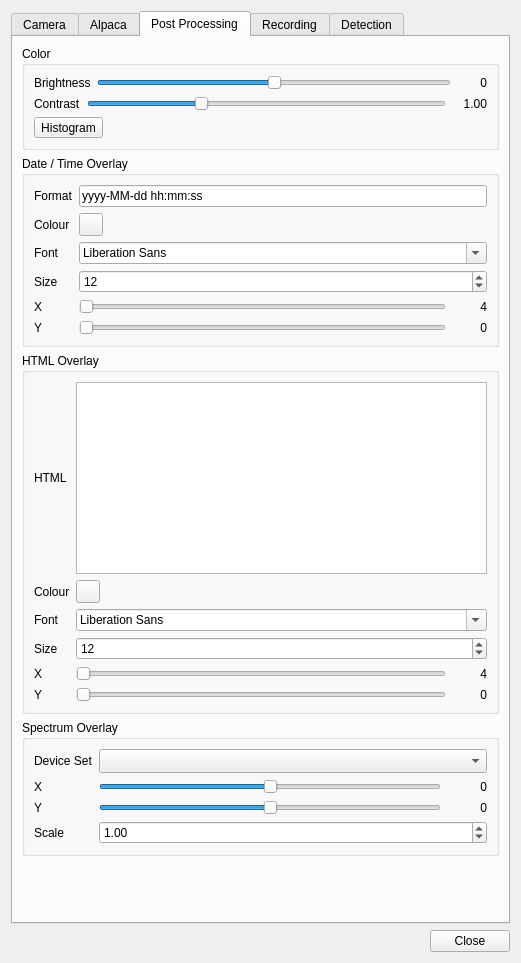
Old version of the form plugins/feature/camera/camerasettingsdialog.ui in the repository srcejon/sdrangel.
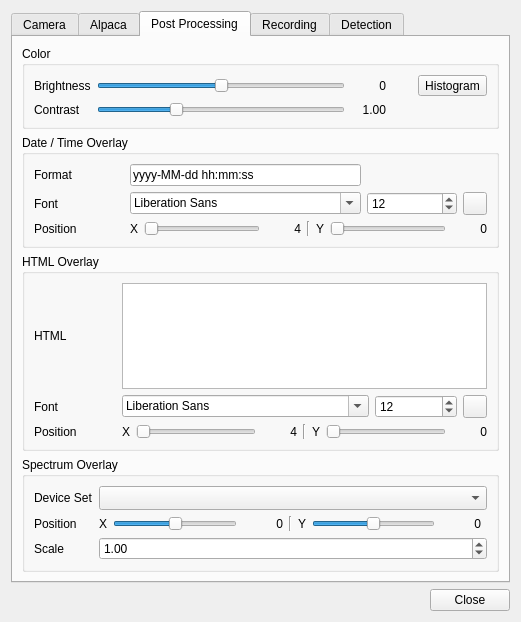
New version of the form. The open tabs and pages were chosen to show the change. Icons and pictures are not drawn.

Commit message: Reduce GUI size to fit smaller screens.

```diff
--- a/plugins/feature/camera/camerasettingsdialog.ui
+++ b/plugins/feature/camera/camerasettingsdialog.ui
@@ -7,7 +7,7 @@
     <x>0</x>
     <y>0</y>
     <width>521</width>
-    <height>963</height>
+    <height>622</height>
    </rect>
   </property>
   <property name="windowTitle">
@@ -564,100 +564,24 @@
          <property name="title">
           <string>Color</string>
          </property>
-         <layout class="QVBoxLayout" name="verticalLayout_2">
-          <item>
-           <layout class="QHBoxLayout" name="brightnessLayout">
-            <item>
-             <widget class="QLabel" name="brightnessLabel">
-              <property name="text">
-               <string>Brightness</string>
-              </property>
-             </widget>
-            </item>
-            <item>
-             <widget class="QSlider" name="brightnessSlider">
-              <property name="toolTip">
-               <string>Brightness adjustment</string>
-              </property>
-              <property name="minimum">
-               <number>-100</number>
-              </property>
-              <property name="maximum">
-               <number>100</number>
-              </property>
-              <property name="value">
-               <number>0</number>
-              </property>
-              <property name="orientation">
-               <enum>Qt::Orientation::Horizontal</enum>
-              </property>
-             </widget>
-            </item>
-            <item>
-             <widget class="QLabel" name="brightnessValue">
-              <property name="minimumSize">
-               <size>
-                <width>30</width>
-                <height>0</height>
-               </size>
-              </property>
-              <property name="text">
-               <string>0</string>
-              </property>
-              <property name="alignment">
-               <set>Qt::AlignmentFlag::AlignRight|Qt::AlignmentFlag::AlignTrailing|Qt::AlignmentFlag::AlignVCenter</set>
-              </property>
-             </widget>
-            </item>
-           </layout>
+         <layout class="QGridLayout" name="gridLayout_6">
+          <item row="3" column="2">
+           <widget class="QLabel" name="brightnessValue">
+            <property name="minimumSize">
+             <size>
+              <width>30</width>
+              <height>0</height>
+             </size>
+            </property>
+            <property name="text">
+             <string>0</string>
+            </property>
+            <property name="alignment">
+             <set>Qt::AlignmentFlag::AlignRight|Qt::AlignmentFlag::AlignTrailing|Qt::AlignmentFlag::AlignVCenter</set>
+            </property>
+           </widget>
           </item>
-          <item>
-           <layout class="QHBoxLayout" name="contrastLayout">
-            <item>
-             <widget class="QLabel" name="contrastLabel">
-              <property name="text">
-               <string>Contrast</string>
-              </property>
-             </widget>
-            </item>
-            <item>
-             <widget class="QSlider" name="contrastSlider">
-              <property name="toolTip">
-               <string>Contrast adjustment</string>
-              </property>
-              <property name="minimum">
-               <number>10</number>
-              </property>
-              <property name="maximum">
-               <number>300</number>
-              </property>
-              <property name="value">
-               <number>100</number>
-              </property>
-              <property name="orientation">
-               <enum>Qt::Orientation::Horizontal</enum>
-              </property>
-             </widget>
-            </item>
-            <item>
-             <widget class="QLabel" name="contrastValue">
-              <property name="minimumSize">
-               <size>
-                <width>35</width>
-                <height>0</height>
-               </size>
-              </property>
-              <property name="text">
-               <string>1.00</string>
-              </property>
-              <property name="alignment">
-               <set>Qt::AlignmentFlag::AlignRight|Qt::AlignmentFlag::AlignTrailing|Qt::AlignmentFlag::AlignVCenter</set>
-              </property>
-             </widget>
-            </item>
-           </layout>
-          </item>
-          <item>
+          <item row="3" column="4">
            <widget class="QToolButton" name="histogramButton">
             <property name="toolTip">
              <string>Show histogram</string>
@@ -667,6 +591,87 @@
             </property>
            </widget>
           </item>
+          <item row="4" column="1">
+           <widget class="QSlider" name="contrastSlider">
+            <property name="toolTip">
+             <string>Contrast adjustment</string>
+            </property>
+            <property name="minimum">
+             <number>10</number>
+            </property>
+            <property name="maximum">
+             <number>300</number>
+            </property>
+            <property name="value">
+             <number>100</number>
+            </property>
+            <property name="orientation">
+             <enum>Qt::Orientation::Horizontal</enum>
+            </property>
+           </widget>
+          </item>
+          <item row="3" column="1">
+           <widget class="QSlider" name="brightnessSlider">
+            <property name="toolTip">
+             <string>Brightness adjustment</string>
+            </property>
+            <property name="minimum">
+             <number>-100</number>
+            </property>
+            <property name="maximum">
+             <number>100</number>
+            </property>
+            <property name="value">
+             <number>0</number>
+            </property>
+            <property name="orientation">
+             <enum>Qt::Orientation::Horizontal</enum>
+            </property>
+           </widget>
+          </item>
+          <item row="4" column="2">
+           <widget class="QLabel" name="contrastValue">
+            <property name="minimumSize">
+             <size>
+              <width>35</width>
+              <height>0</height>
+             </size>
+            </property>
+            <property name="text">
+             <string>1.00</string>
+            </property>
+            <property name="alignment">
+             <set>Qt::AlignmentFlag::AlignRight|Qt::AlignmentFlag::AlignTrailing|Qt::AlignmentFlag::AlignVCenter</set>
+            </property>
+           </widget>
+          </item>
+          <item row="3" column="0">
+           <widget class="QLabel" name="brightnessLabel">
+            <property name="text">
+             <string>Brightness</string>
+            </property>
+           </widget>
+          </item>
+          <item row="4" column="0">
+           <widget class="QLabel" name="contrastLabel">
+            <property name="text">
+             <string>Contrast</string>
+            </property>
+           </widget>
+          </item>
+          <item row="3" column="3">
+           <widget class="QLabel" name="label_5">
+            <property name="minimumSize">
+             <size>
+              <width>20</width>
+              <height>0</height>
+             </size>
+            </property>
+            <property name="text">
+             <string/>
+            </property>
+           </widget>
+          </item>
          </layout>
         </widget>
        </item>
@@ -676,28 +681,29 @@
           <string>Date / Time Overlay</string>
          </property>
          <layout class="QGridLayout" name="gridLayout_2">
-          <item row="4" column="0">
-           <widget class="QLabel" name="dateTimePosXLabel">
-            <property name="text">
-             <string>X</string>
+          <item row="2" column="3">
+           <widget class="QDoubleSpinBox" name="overlayFontScaleSpin">
+            <property name="toolTip">
+             <string>Font point size for date/time overlay</string>
             </property>
-           </widget>
-          </item>
-          <item row="2" column="0">
-           <widget class="QLabel" name="overlayFontLabel">
-            <property name="text">
-             <string>Font</string>
+            <property name="decimals">
+             <number>0</number>
             </property>
-           </widget>
-          </item>
-          <item row="3" column="0">
-           <widget class="QLabel" name="overlayFontSizeLabel">
-            <property name="text">
-             <string>Size</string>
+            <property name="minimum">
+             <double>4.000000000000000</double>
             </property>
+            <property name="maximum">
+             <double>144.000000000000000</double>
+            </property>
+            <property name="singleStep">
+             <double>1.000000000000000</double>
+            </property>
+            <property name="value">
+             <double>12.000000000000000</double>
+            </property>
            </widget>
           </item>
-          <item row="1" column="2">
+          <item row="2" column="4">
            <widget class="QToolButton" name="dateTimeColorButton">
             <property name="toolTip">
              <string>Select date/time text colour</string>
@@ -707,32 +713,6 @@
             </property>
            </widget>
           </item>
-          <item row="4" column="2">
-           <widget class="QSlider" name="dateTimePosXSlider">
-            <property name="toolTip">
-             <string>Date/time text X position (px from left)</string>
-            </property>
-            <property name="minimum">
-             <number>0</number>
-            </property>
-            <property name="maximum">
-             <number>4096</number>
-            </property>
-            <property name="value">
-             <number>4</number>
-            </property>
-            <property name="orientation">
-             <enum>Qt::Orientation::Horizontal</enum>
-            </property>
-           </widget>
-          </item>
-          <item row="1" column="0">
-           <widget class="QLabel" name="label_4">
-            <property name="text">
-             <string>Colour</string>
-            </property>
-           </widget>
-          </item>
           <item row="0" column="0">
            <widget class="QLabel" name="dateTimeFormatLabel">
             <property name="text">
@@ -740,94 +720,14 @@
             </property>
            </widget>
           </item>
-          <item row="5" column="0">
-           <widget class="QLabel" name="dateTimePosYLabel">
-            <property name="text">
-             <string>Y</string>
-            </property>
-           </widget>
-          </item>
-          <item row="4" column="3">
-           <widget class="QLabel" name="dateTimePosXValue">
-            <property name="minimumSize">
-             <size>
-              <width>35</width>
-              <height>0</height>
-             </size>
-            </property>
-            <property name="text">
-             <string>4</string>
-            </property>
-            <property name="alignment">
-             <set>Qt::AlignmentFlag::AlignRight|Qt::AlignmentFlag::AlignTrailing|Qt::AlignmentFlag::AlignVCenter</set>
-            </property>
-           </widget>
-          </item>
-          <item row="5" column="2">
-           <widget class="QSlider" name="dateTimePosYSlider">
-            <property name="toolTip">
-             <string>Date/time text Y position (px from top; 0 = auto bottom)</string>
-            </property>
-            <property name="minimum">
-             <number>0</number>
-            </property>
-            <property name="maximum">
-             <number>4096</number>
-            </property>
-            <property name="value">
-             <number>0</number>
-            </property>
-            <property name="orientation">
-             <enum>Qt::Orientation::Horizontal</enum>
-            </property>
-           </widget>
-          </item>
-          <item row="5" column="3">
-           <widget class="QLabel" name="dateTimePosYValue">
-            <property name="minimumSize">
-             <size>
-              <width>35</width>
-              <height>0</height>
-             </size>
-            </property>
-            <property name="text">
-             <string>0</string>
-            </property>
-            <property name="alignment">
-             <set>Qt::AlignmentFlag::AlignRight|Qt::AlignmentFlag::AlignTrailing|Qt::AlignmentFlag::AlignVCenter</set>
-            </property>
-           </widget>
-          </item>
-          <item row="3" column="2" colspan="2">
-           <widget class="QDoubleSpinBox" name="overlayFontScaleSpin">
-            <property name="toolTip">
-             <string>Font point size for date/time overlay</string>
-            </property>
-            <property name="decimals">
-             <number>0</number>
-            </property>
-            <property name="minimum">
-             <double>4.000000000000000</double>
-            </property>
-            <property name="maximum">
-             <double>144.000000000000000</double>
-            </property>
-            <property name="singleStep">
-             <double>1.000000000000000</double>
-            </property>
-            <property name="value">
-             <double>12.000000000000000</double>
-            </property>
-           </widget>
-          </item>
-          <item row="2" column="2" colspan="2">
+          <item row="2" column="1" colspan="2">
            <widget class="QFontComboBox" name="overlayFontCombo">
             <property name="toolTip">
              <string>Select font to use for date and time text</string>
             </property>
            </widget>
           </item>
-          <item row="0" column="2" colspan="2">
+          <item row="0" column="1" colspan="2">
            <widget class="QLineEdit" name="dateTimeFormatEdit">
             <property name="toolTip">
              <string>Date/time format string (e.g. yyyy-MM-dd hh:mm:ss)</string>
@@ -837,6 +737,115 @@
             </property>
            </widget>
           </item>
+          <item row="2" column="0">
+           <widget class="QLabel" name="overlayFontLabel">
+            <property name="text">
+             <string>Font</string>
+            </property>
+           </widget>
+          </item>
+          <item row="3" column="1" colspan="4">
+           <layout class="QHBoxLayout" name="horizontalLayout_2">
+            <item>
+             <widget class="QLabel" name="dateTimePosXLabel">
+              <property name="text">
+               <string>X</string>
+              </property>
+             </widget>
+            </item>
+            <item>
+             <widget class="QSlider" name="dateTimePosXSlider">
+              <property name="toolTip">
+               <string>Date/time text X position (px from left)</string>
+              </property>
+              <property name="minimum">
+               <number>0</number>
+              </property>
+              <property name="maximum">
+               <number>4096</number>
+              </property>
+              <property name="value">
+               <number>4</number>
+              </property>
+              <property name="orientation">
+               <enum>Qt::Orientation::Horizontal</enum>
+              </property>
+             </widget>
+            </item>
+            <item>
+             <widget class="QLabel" name="dateTimePosXValue">
+              <property name="minimumSize">
+               <size>
+                <width>35</width>
+                <height>0</height>
+               </size>
+              </property>
+              <property name="text">
+               <string>4</string>
+              </property>
+              <property name="alignment">
+               <set>Qt::AlignmentFlag::AlignRight|Qt::AlignmentFlag::AlignTrailing|Qt::AlignmentFlag::AlignVCenter</set>
+              </property>
+             </widget>
+            </item>
+            <item>
+             <widget class="Line" name="line">
+              <property name="orientation">
+               <enum>Qt::Orientation::Vertical</enum>
+              </property>
+             </widget>
+            </item>
+            <item>
+             <widget class="QLabel" name="dateTimePosYLabel">
+              <property name="text">
+               <string>Y</string>
+              </property>
+             </widget>
+            </item>
+            <item>
+             <widget class="QSlider" name="dateTimePosYSlider">
+              <property name="toolTip">
+               <string>Date/time text Y position (px from top; 0 = auto bottom)</string>
+              </property>
+              <property name="minimum">
+               <number>0</number>
+              </property>
+              <property name="maximum">
+               <number>4096</number>
+              </property>
+              <property name="value">
+               <number>0</number>
+              </property>
+              <property name="orientation">
+               <enum>Qt::Orientation::Horizontal</enum>
+              </property>
+             </widget>
+            </item>
+            <item>
+             <widget class="QLabel" name="dateTimePosYValue">
+              <property name="minimumSize">
+               <size>
+                <width>35</width>
+                <height>0</height>
+               </size>
+              </property>
+              <property name="text">
+               <string>0</string>
+              </property>
+              <property name="alignment">
+               <set>Qt::AlignmentFlag::AlignRight|Qt::AlignmentFlag::AlignTrailing|Qt::AlignmentFlag::AlignVCenter</set>
+              </property>
+             </widget>
+            </item>
+           </layout>
+          </item>
+          <item row="3" column="0">
+           <widget class="QLabel" name="label_6">
+            <property name="text">
+             <string>Position</string>
+            </property>
+           </widget>
+          </item>
          </layout>
         </widget>
        </item>
@@ -846,6 +855,16 @@
           <string>HTML Overlay</string>
          </property>
          <layout class="QGridLayout" name="gridLayout_textOverlay">
+          <item row="1" column="5">
+           <widget class="QToolButton" name="overlayTextColorButton">
+            <property name="toolTip">
+             <string>Select text overlay colour</string>
+            </property>
+            <property name="text">
+             <string/>
+            </property>
+           </widget>
+          </item>
           <item row="0" column="0">
            <widget class="QLabel" name="overlayTextEditLabel">
             <property name="text">
@@ -853,12 +872,143 @@
             </property>
            </widget>
           </item>
-          <item row="0" column="2" colspan="2">
+          <item row="1" column="4">
+           <widget class="QDoubleSpinBox" name="overlayTextFontScaleSpin">
+            <property name="toolTip">
+             <string>Font point size for text overlay</string>
+            </property>
+            <property name="decimals">
+             <number>0</number>
+            </property>
+            <property name="minimum">
+             <double>4.000000000000000</double>
+            </property>
+            <property name="maximum">
+             <double>144.000000000000000</double>
+            </property>
+            <property name="singleStep">
+             <double>1.000000000000000</double>
+            </property>
+            <property name="value">
+             <double>12.000000000000000</double>
+            </property>
+           </widget>
+          </item>
+          <item row="1" column="0">
+           <widget class="QLabel" name="overlayTextFontLabel">
+            <property name="text">
+             <string>Font</string>
+            </property>
+           </widget>
+          </item>
+          <item row="2" column="1" colspan="5">
+           <layout class="QHBoxLayout" name="horizontalLayout_3">
+            <item>
+             <widget class="QLabel" name="overlayTextPosXLabel">
+              <property name="text">
+               <string>X</string>
+              </property>
+             </widget>
+            </item>
+            <item>
+             <widget class="QSlider" name="overlayTextPosXSlider">
+              <property name="toolTip">
+               <string>Text overlay X position (px from left)</string>
+              </property>
+              <property name="minimum">
+               <number>0</number>
+              </property>
+              <property name="maximum">
+               <number>4096</number>
+              </property>
+              <property name="value">
+               <number>4</number>
+              </property>
+              <property name="orientation">
+               <enum>Qt::Orientation::Horizontal</enum>
+              </property>
+             </widget>
+            </item>
+            <item>
+             <widget class="QLabel" name="overlayTextPosXValue">
+              <property name="minimumSize">
+               <size>
+                <width>35</width>
+                <height>0</height>
+               </size>
+              </property>
+              <property name="text">
+               <string>4</string>
+              </property>
+              <property name="alignment">
+               <set>Qt::AlignmentFlag::AlignRight|Qt::AlignmentFlag::AlignTrailing|Qt::AlignmentFlag::AlignVCenter</set>
+              </property>
+             </widget>
+            </item>
+            <item>
+             <widget class="Line" name="line_2">
+              <property name="orientation">
+               <enum>Qt::Orientation::Vertical</enum>
+              </property>
+             </widget>
+            </item>
+            <item>
+             <widget class="QLabel" name="overlayTextPosYLabel">
+              <property name="text">
+               <string>Y</string>
+              </property>
+             </widget>
+            </item>
+            <item>
+             <widget class="QSlider" name="overlayTextPosYSlider">
+              <property name="toolTip">
+               <string>Text overlay Y position (px from top; 0 = auto bottom)</string>
+              </property>
+              <property name="minimum">
+               <number>0</number>
+              </property>
+              <property name="maximum">
+               <number>4096</number>
+              </property>
+              <property name="value">
+               <number>0</number>
+              </property>
+              <property name="orientation">
+               <enum>Qt::Orientation::Horizontal</enum>
+              </property>
+             </widget>
+            </item>
+            <item>
+             <widget class="QLabel" name="overlayTextPosYValue">
+              <property name="minimumSize">
+               <size>
+                <width>35</width>
+                <height>0</height>
+               </size>
+              </property>
+              <property name="text">
+               <string>0</string>
+              </property>
+              <property name="alignment">
+               <set>Qt::AlignmentFlag::AlignRight|Qt::AlignmentFlag::AlignTrailing|Qt::AlignmentFlag::AlignVCenter</set>
+              </property>
+             </widget>
+            </item>
+           </layout>
+          </item>
+          <item row="2" column="0">
+           <widget class="QLabel" name="label_4">
+            <property name="text">
+             <string>Position</string>
+            </property>
+           </widget>
+          </item>
+          <item row="0" column="1" colspan="5">
            <widget class="QTextEdit" name="overlayTextEdit">
             <property name="minimumSize">
              <size>
               <width>0</width>
-              <height>100</height>
+              <height>80</height>
              </size>
             </property>
             <property name="toolTip">
@@ -881,150 +1031,13 @@
             </property>
            </widget>
           </item>
-          <item row="1" column="0">
-           <widget class="QLabel" name="overlayTextColorLabel">
-            <property name="text">
-             <string>Colour</string>
-            </property>
-           </widget>
-          </item>
-          <item row="1" column="2">
-           <widget class="QToolButton" name="overlayTextColorButton">
-            <property name="toolTip">
-             <string>Select text overlay colour</string>
-            </property>
-            <property name="text">
-             <string/>
-            </property>
-           </widget>
-          </item>
-          <item row="2" column="0">
-           <widget class="QLabel" name="overlayTextFontLabel">
-            <property name="text">
-             <string>Font</string>
-            </property>
-           </widget>
-          </item>
-          <item row="2" column="2" colspan="2">
+          <item row="1" column="1" colspan="3">
            <widget class="QFontComboBox" name="overlayTextFontCombo">
             <property name="toolTip">
              <string>Select font to use for the text overlay</string>
             </property>
            </widget>
           </item>
-          <item row="3" column="0">
-           <widget class="QLabel" name="overlayTextFontSizeLabel">
-            <property name="text">
-             <string>Size</string>
-            </property>
-           </widget>
-          </item>
-          <item row="3" column="2" colspan="2">
-           <widget class="QDoubleSpinBox" name="overlayTextFontScaleSpin">
-            <property name="toolTip">
-             <string>Font point size for text overlay</string>
-            </property>
-            <property name="decimals">
-             <number>0</number>
-            </property>
-            <property name="minimum">
-             <double>4.000000000000000</double>
-            </property>
-            <property name="maximum">
-             <double>144.000000000000000</double>
-            </property>
-            <property name="singleStep">
-             <double>1.000000000000000</double>
-            </property>
-            <property name="value">
-             <double>12.000000000000000</double>
-            </property>
-           </widget>
-          </item>
-          <item row="4" column="0">
-           <widget class="QLabel" name="overlayTextPosXLabel">
-            <property name="text">
-             <string>X</string>
-            </property>
-           </widget>
-          </item>
-          <item row="4" column="2">
-           <widget class="QSlider" name="overlayTextPosXSlider">
-            <property name="toolTip">
-             <string>Text overlay X position (px from left)</string>
-            </property>
-            <property name="minimum">
-             <number>0</number>
-            </property>
-            <property name="maximum">
-             <number>4096</number>
-            </property>
-            <property name="value">
-             <number>4</number>
-            </property>
-            <property name="orientation">
-             <enum>Qt::Orientation::Horizontal</enum>
-            </property>
-           </widget>
-          </item>
-          <item row="4" column="3">
-           <widget class="QLabel" name="overlayTextPosXValue">
-            <property name="minimumSize">
-             <size>
-              <width>35</width>
-              <height>0</height>
-             </size>
-            </property>
-            <property name="text">
-             <string>4</string>
-            </property>
-            <property name="alignment">
-             <set>Qt::AlignmentFlag::AlignRight|Qt::AlignmentFlag::AlignTrailing|Qt::AlignmentFlag::AlignVCenter</set>
-            </property>
-           </widget>
-          </item>
-          <item row="5" column="0">
-           <widget class="QLabel" name="overlayTextPosYLabel">
-            <property name="text">
-             <string>Y</string>
-            </property>
-           </widget>
-          </item>
-          <item row="5" column="2">
-           <widget class="QSlider" name="overlayTextPosYSlider">
-            <property name="toolTip">
-             <string>Text overlay Y position (px from top; 0 = auto bottom)</string>
-            </property>
-            <property name="minimum">
-             <number>0</number>
-            </property>
-            <property name="maximum">
-             <number>4096</number>
-            </property>
-            <property name="value">
-             <number>0</number>
-            </property>
-            <property name="orientation">
-             <enum>Qt::Orientation::Horizontal</enum>
-            </property>
-           </widget>
-          </item>
-          <item row="5" column="3">
-           <widget class="QLabel" name="overlayTextPosYValue">
-            <property name="minimumSize">
-             <size>
-              <width>35</width>
-              <height>0</height>
-             </size>
-            </property>
-            <property name="text">
-             <string>0</string>
-            </property>
-            <property name="alignment">
-             <set>Qt::AlignmentFlag::AlignRight|Qt::AlignmentFlag::AlignTrailing|Qt::AlignmentFlag::AlignVCenter</set>
-            </property>
-           </widget>
-          </item>
          </layout>
         </widget>
        </item>
@@ -1034,45 +1047,25 @@
           <string>Spectrum Overlay</string>
          </property>
          <layout class="QGridLayout" name="gridLayout_3">
-          <item row="1" column="2">
-           <widget class="QSlider" name="spectrumOffsetXSlider">
+          <item row="5" column="2" colspan="2">
+           <widget class="QDoubleSpinBox" name="spectrumScaleSpin">
             <property name="toolTip">
-             <string>Spectrum overlay X offset (px)</string>
+             <string>Spectrum overlay scale factor</string>
+            </property>
+            <property name="decimals">
+             <number>2</number>
             </property>
             <property name="minimum">
-             <number>-4096</number>
+             <double>0.100000000000000</double>
             </property>
             <property name="maximum">
-             <number>4096</number>
+             <double>4.000000000000000</double>
+            </property>
+            <property name="singleStep">
+             <double>0.050000000000000</double>
             </property>
             <property name="value">
-             <number>0</number>
-            </property>
-            <property name="orientation">
-             <enum>Qt::Orientation::Horizontal</enum>
-            </property>
-           </widget>
-          </item>
-          <item row="2" column="3">
-           <widget class="QLabel" name="spectrumOffsetYValue">
-            <property name="minimumSize">
-             <size>
-              <width>40</width>
-              <height>0</height>
-             </size>
-            </property>
-            <property name="text">
-             <string>0</string>
-            </property>
-            <property name="alignment">
-             <set>Qt::AlignmentFlag::AlignRight|Qt::AlignmentFlag::AlignTrailing|Qt::AlignmentFlag::AlignVCenter</set>
-            </property>
-           </widget>
-          </item>
-          <item row="3" column="0">
-           <widget class="QLabel" name="spectrumScaleLabel">
-            <property name="text">
-             <string>Scale</string>
+             <double>1.000000000000000</double>
             </property>
            </widget>
           </item>
@@ -1083,52 +1076,10 @@
             </property>
            </widget>
           </item>
-          <item row="2" column="2">
-           <widget class="QSlider" name="spectrumOffsetYSlider">
-            <property name="toolTip">
-             <string>Spectrum overlay Y offset (px)</string>
-            </property>
-            <property name="minimum">
-             <number>-4096</number>
-            </property>
-            <property name="maximum">
-             <number>4096</number>
-            </property>
-            <property name="value">
-             <number>0</number>
-            </property>
-            <property name="orientation">
-             <enum>Qt::Orientation::Horizontal</enum>
-            </property>
-           </widget>
-          </item>
-          <item row="1" column="0">
-           <widget class="QLabel" name="spectrumOffsetXLabel">
+          <item row="5" column="0">
+           <widget class="QLabel" name="spectrumScaleLabel">
             <property name="text">
-             <string>X</string>
-            </property>
-           </widget>
-          </item>
-          <item row="1" column="3">
-           <widget class="QLabel" name="spectrumOffsetXValue">
-            <property name="minimumSize">
-             <size>
-              <width>40</width>
-              <height>0</height>
-             </size>
-            </property>
-            <property name="text">
-             <string>0</string>
-            </property>
-            <property name="alignment">
-             <set>Qt::AlignmentFlag::AlignRight|Qt::AlignmentFlag::AlignTrailing|Qt::AlignmentFlag::AlignVCenter</set>
-            </property>
-           </widget>
-          </item>
-          <item row="2" column="0">
-           <widget class="QLabel" name="spectrumOffsetYLabel">
-            <property name="text">
-             <string>Y</string>
+             <string>Scale</string>
             </property>
            </widget>
           </item>
@@ -1145,25 +1096,105 @@
             </property>
            </widget>
           </item>
-          <item row="3" column="2" colspan="2">
-           <widget class="QDoubleSpinBox" name="spectrumScaleSpin">
-            <property name="toolTip">
-             <string>Spectrum overlay scale factor</string>
-            </property>
-            <property name="decimals">
-             <number>2</number>
-            </property>
-            <property name="minimum">
-             <double>0.100000000000000</double>
-            </property>
-            <property name="maximum">
-             <double>4.000000000000000</double>
-            </property>
-            <property name="singleStep">
-             <double>0.050000000000000</double>
-            </property>
-            <property name="value">
-             <double>1.000000000000000</double>
+          <item row="2" column="2">
+           <layout class="QHBoxLayout" name="horizontalLayout_4">
+            <item>
+             <widget class="QLabel" name="spectrumOffsetXLabel">
+              <property name="text">
+               <string>X</string>
+              </property>
+             </widget>
+            </item>
+            <item>
+             <widget class="QSlider" name="spectrumOffsetXSlider">
+              <property name="toolTip">
+               <string>Spectrum overlay X offset (px)</string>
+              </property>
+              <property name="minimum">
+               <number>-4096</number>
+              </property>
+              <property name="maximum">
+               <number>4096</number>
+              </property>
+              <property name="value">
+               <number>0</number>
+              </property>
+              <property name="orientation">
+               <enum>Qt::Orientation::Horizontal</enum>
+              </property>
+             </widget>
+            </item>
+            <item>
+             <widget class="QLabel" name="spectrumOffsetXValue">
+              <property name="minimumSize">
+               <size>
+                <width>40</width>
+                <height>0</height>
+               </size>
+              </property>
+              <property name="text">
+               <string>0</string>
+              </property>
+              <property name="alignment">
+               <set>Qt::AlignmentFlag::AlignRight|Qt::AlignmentFlag::AlignTrailing|Qt::AlignmentFlag::AlignVCenter</set>
+              </property>
+             </widget>
+            </item>
+            <item>
+             <widget class="Line" name="line_3">
+              <property name="orientation">
+               <enum>Qt::Orientation::Vertical</enum>
+              </property>
+             </widget>
+            </item>
+            <item>
+             <widget class="QLabel" name="spectrumOffsetYLabel">
+              <property name="text">
+               <string>Y</string>
+              </property>
+             </widget>
+            </item>
+            <item>
+             <widget class="QSlider" name="spectrumOffsetYSlider">
+              <property name="toolTip">
+               <string>Spectrum overlay Y offset (px)</string>
+              </property>
+              <property name="minimum">
+               <number>-4096</number>
+              </property>
+              <property name="maximum">
+               <number>4096</number>
+              </property>
+              <property name="value">
+               <number>0</number>
+              </property>
+              <property name="orientation">
+               <enum>Qt::Orientation::Horizontal</enum>
+              </property>
+             </widget>
+            </item>
+            <item>
+             <widget class="QLabel" name="spectrumOffsetYValue">
+              <property name="minimumSize">
+               <size>
+                <width>40</width>
+                <height>0</height>
+               </size>
+              </property>
+              <property name="text">
+               <string>0</string>
+              </property>
+              <property name="alignment">
+               <set>Qt::AlignmentFlag::AlignRight|Qt::AlignmentFlag::AlignTrailing|Qt::AlignmentFlag::AlignVCenter</set>
+              </property>
+             </widget>
+            </item>
+           </layout>
+          </item>
+          <item row="2" column="0">
+           <widget class="QLabel" name="label_7">
+            <property name="text">
+             <string>Position</string>
             </property>
            </widget>
           </item>
```
Left out of the diff: 54 changed lines with no effect on the pictures.
